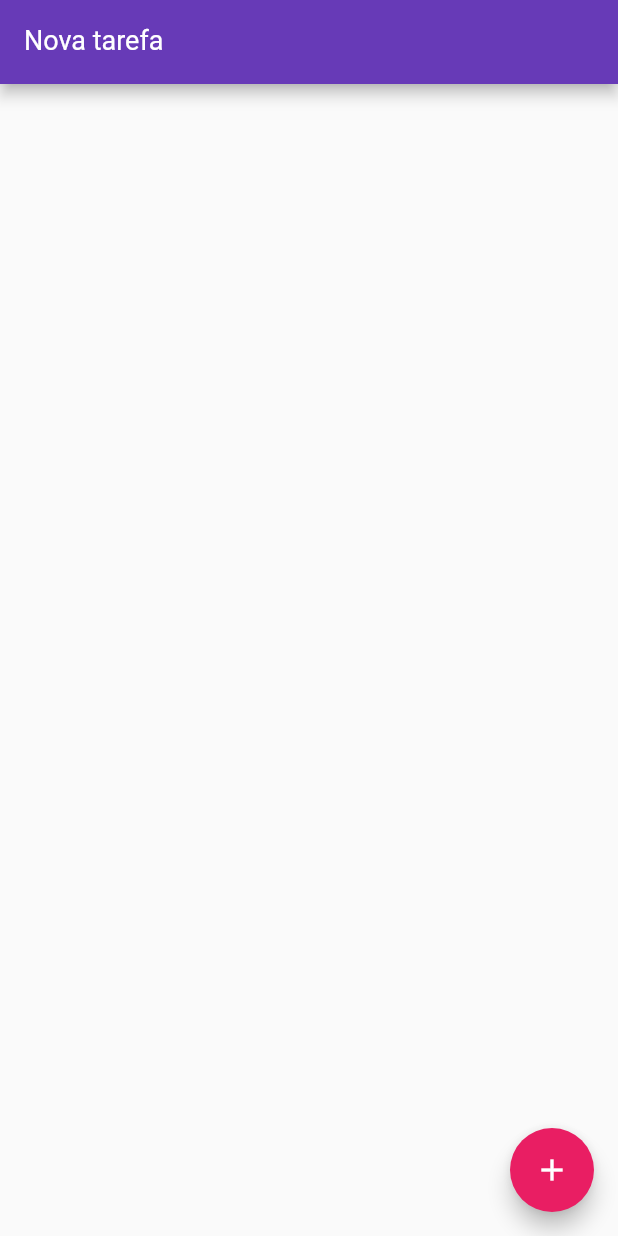
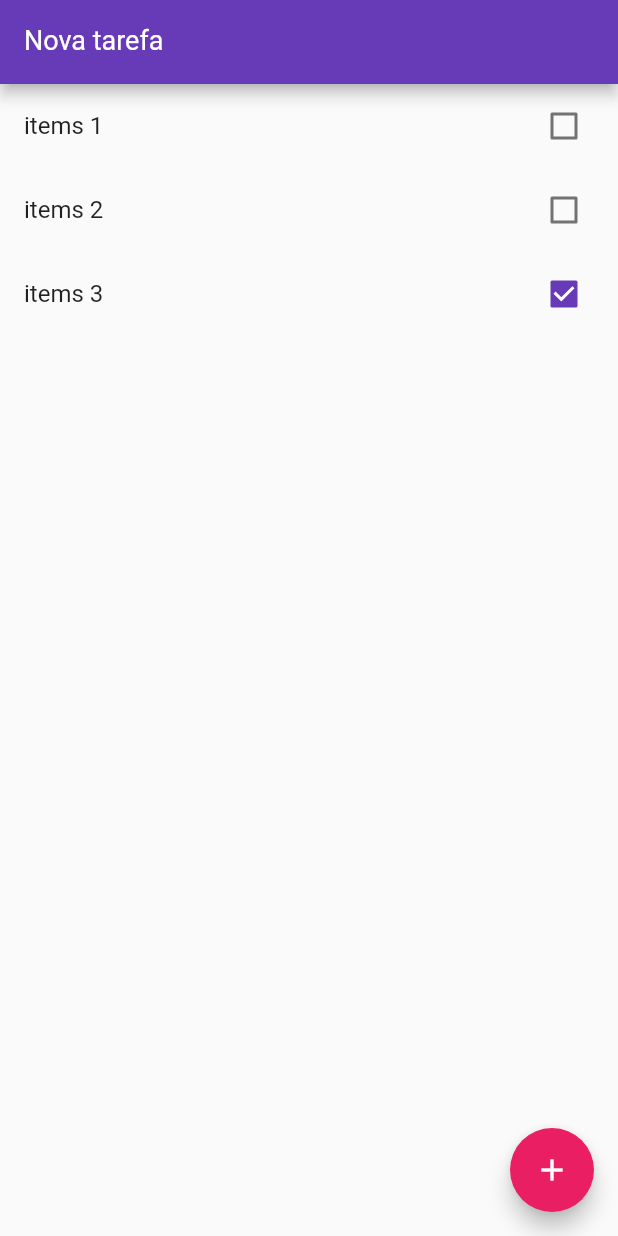
Before and after one commit to douglasdamasceno/todo-flutter, a Flutter app: the screen it shows after launch, on a phone screen of 412 x 824 dp. Run offline on Flutter 3.47's test engine with Material 2 defaults, Android fonts, the phone set to English and light mode, and no system bars.

Commit message:
removido completo

```diff
--- a/lib/main.dart
+++ b/lib/main.dart
@@ -24,6 +24,9 @@ class HomePage extends StatefulWidget {
 
   HomePage() {
     items = [];
+    items.add(Item(id: "1", title: "items 1", done: false));
+    items.add(Item(id: "2", title: "items 2", done: false));
+    items.add(Item(id: "3", title: "items 3", done: true));
   }
 
   @override
@@ -43,6 +46,12 @@ class _HomePageState extends State<HomePage> {
         done: false,
       ));
       newTaskCtrl.text = "";
+    });
+  }
+
+  void remove(int index) {
+    setState(() {
+      widget.items.removeAt(index);
     });
   }
 
@@ -69,15 +78,25 @@ class _HomePageState extends State<HomePage> {
         itemCount: widget.items.length,
         itemBuilder: (BuildContext ctxt, int index) {
           final item = widget.items[index];
-          return CheckboxListTile(
+          return Dismissible(
+            child: CheckboxListTile(
               title: Text(item.title),
-            key: Key(item.id),
               value: item.done,
               onChanged: (value) {
                 setState(() {
                   item.done = value;
                 });
                 print(value);
+              },
+            ),
+            key: Key(item.id),
+            background: Container(
+              color: Colors.red.withOpacity(0.8),
+            ),
+            onDismissed: (direction) {
+              if (direction == DismissDirection.startToEnd) {}
+              print(direction);
+              remove(index);
             },
           );
         },
```
Lines whose indentation alone changed are shown as unchanged.
